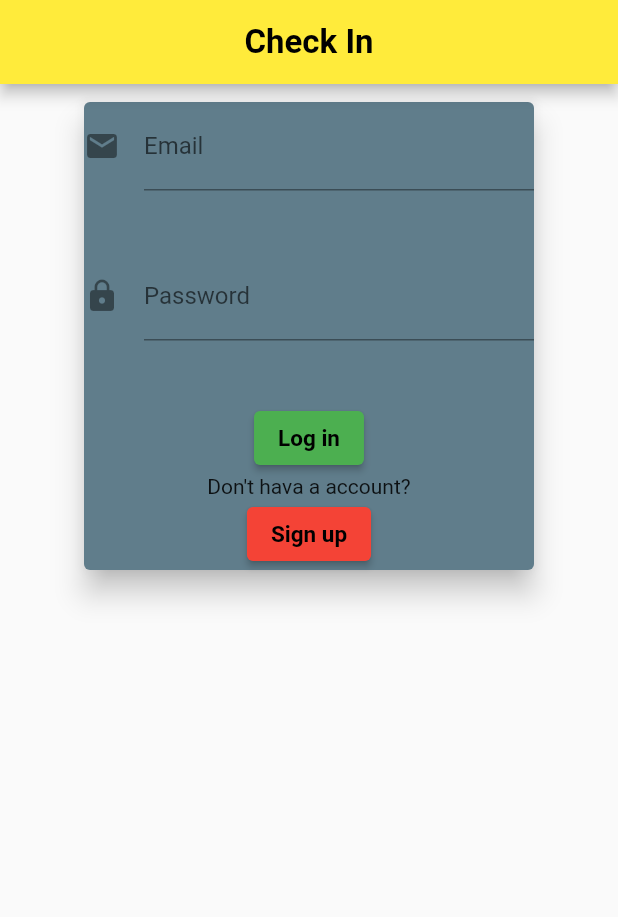
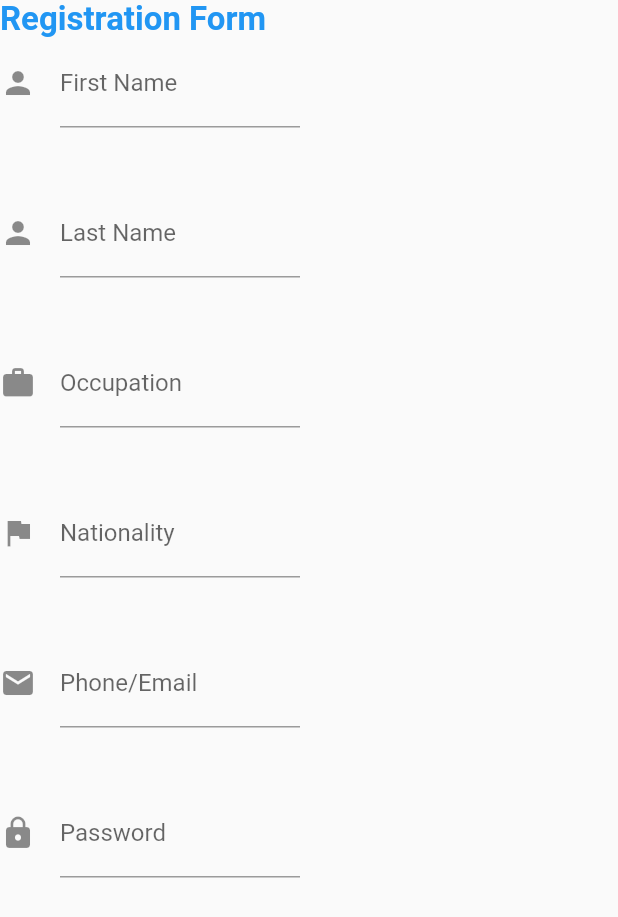
Before and after one commit to khalid-shohag/check_in, a Flutter app: the screen it shows after launch, after a tap on "Sign up", on a phone screen of 412 x 824 dp. Shown: the top 917 px of the screen. Run offline on Flutter 3.47's test engine with Material 2 defaults, Android fonts, the phone set to English and light mode, and no system bars.

Commit message:
sign up page ui is partly completed

```diff
--- a/lib/pages/home.dart
+++ b/lib/pages/home.dart
@@ -1,4 +1,5 @@
 import 'package:flutter/material.dart';
+import 'package:check_in/pages/sign_up_page.dart';
 
 class Home extends StatefulWidget {
   const Home({Key? key}) : super(key: key);
@@ -92,7 +93,9 @@ class _HomeState extends State<Home> {
                 ),
               ),
               Text('Don'"'"'t hava a account?'),
-              ElevatedButton(onPressed: (){},
+              ElevatedButton(onPressed: (){
+                Navigator.of(context).push(MaterialPageRoute(builder: (context) => SignUp()));
+              },
                   child: Text(
                     'Sign up'
                   ),
--- /dev/null
+++ b/lib/pages/sign_up_page.dart
@@ -0,0 +1,131 @@
+import 'package:flutter/material.dart';
+
+class SignUp extends StatefulWidget {
+  const SignUp({Key? key}) : super(key: key);
+
+  @override
+  State<SignUp> createState() => _SignUpState();
+}
+
+class _SignUpState extends State<SignUp> {
+
+  TextEditingController firstName = TextEditingController();
+  TextEditingController lastName = TextEditingController();
+  TextEditingController occupation = TextEditingController();
+  TextEditingController nationality = TextEditingController();
+  TextEditingController phoneMail = TextEditingController();
+  TextEditingController password = TextEditingController();
+
+  @override
+  Widget build(BuildContext context) {
+    return Scaffold(
+
+
+      //color: Colors.grey,
+      body: Column(
+        //mainAxisAlignment: MainAxisAlignment.start,
+        //crossAxisAlignment: CrossAxisAlignment.center,
+        children: [
+          Row(
+            children: [
+              //Padding(padding: EdgeInsets.only(right: 220)),
+              Text(
+                'Registration Form',
+                style: TextStyle(
+                  fontSize: 22,
+                  fontWeight: FontWeight.bold,
+                  color: Colors.blue,
+
+                ),
+                textAlign: TextAlign.center,
+              )
+            ],
+          ),
+
+          Row(
+            children: [
+              Column(
+                children: [
+                  SizedBox(
+                    height: 100,
+                    width: 200,
+                    child: TextField(
+                      controller: firstName,
+                      decoration: InputDecoration(
+                          labelText: 'First Name',
+                          icon: Icon(Icons.person),
+                          hintText: 'Enter your First Name'
+                      ),
+                    ),
+                  ),
+
+                  SizedBox(
+                    height: 100,
+                    width: 200,
+                    child: TextField(
+                      controller: lastName,
+                      decoration: InputDecoration(
+                          labelText: 'Last Name',
+                          icon: Icon(Icons.person),
+                          hintText: 'Enter your Last Name'
+                      ),
+                    ),
+                  ),
+                  SizedBox(
+                    height: 100,
+                    width: 200,
+                    child: TextField(
+                      controller: occupation,
+                      decoration: InputDecoration(
+                          labelText: 'Occupation',
+                          icon: Icon(Icons.work),
+                          hintText: 'Occupation'
+                      ),
+                    ),
+                  ),
+                  SizedBox(
+                    height: 100,
+                    width: 200,
+                    child: TextField(
+                      controller: nationality,
+                      decoration: InputDecoration(
+                          labelText: 'Nationality',
+                          icon: Icon(Icons.flag),
+                          hintText: 'Enter your nationality'
+                      ),
+                    ),
+                  ),
+                  SizedBox(
+                    height: 100,
+                    width: 200,
+                    child: TextField(
+                      controller: phoneMail,
+                      decoration: InputDecoration(
+                          labelText: 'Phone/Email',
+                          icon: Icon(Icons.email),
+                          hintText: 'Enter your Phone or Email'
+                      ),
+                    ),
+                  ),
+                  SizedBox(
+                    height: 100,
+                    width: 200,
+                    child: TextField(
+                      controller: password,
+                      decoration: InputDecoration(
+                          labelText: 'Password',
+                          icon: Icon(Icons.lock),
+                          hintText: 'Enter your password'
+                      ),
+                    ),
+                  ),
+                ],
+              )
+            ],
+          ),
+        ],
+      ),
+
+    );
+  }
+}
```
